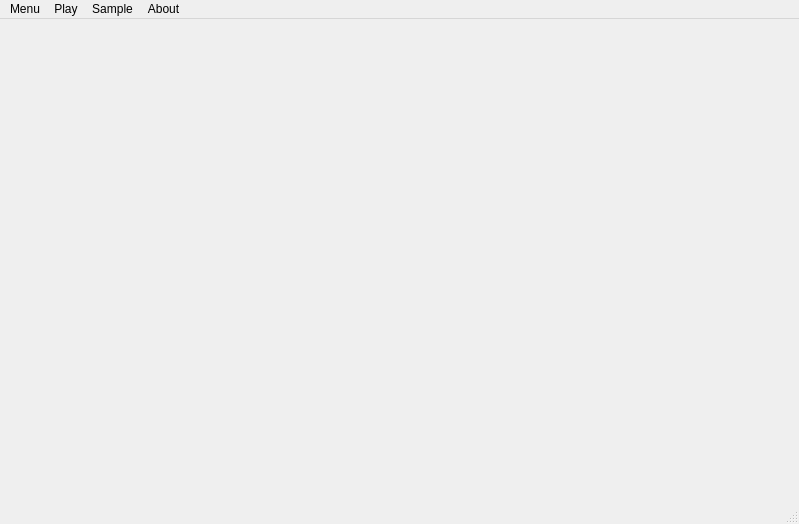
This is fast-typing/win.ui in Ichigo002/fast-typing-qt as Qt 5 draws it before an edit. The edited form follows.
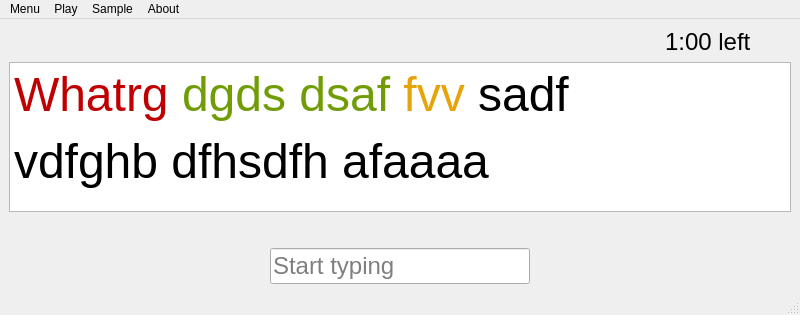
This is the edited form.

```diff
--- a/fast-typing/win.ui
+++ b/fast-typing/win.ui
@@ -6,20 +6,168 @@
    <rect>
     <x>0</x>
     <y>0</y>
-    <width>799</width>
-    <height>524</height>
+    <width>800</width>
+    <height>315</height>
    </rect>
   </property>
+  <property name="minimumSize">
+   <size>
+    <width>800</width>
+    <height>315</height>
+   </size>
+  </property>
+  <property name="maximumSize">
+   <size>
+    <width>800</width>
+    <height>315</height>
+   </size>
+  </property>
   <property name="windowTitle">
    <string>win</string>
   </property>
-  <widget class="QWidget" name="centralwidget"/>
+  <property name="styleSheet">
+   <string notr="true"/>
+  </property>
+  <widget class="QWidget" name="centralwidget">
+   <layout class="QVBoxLayout" name="verticalLayout">
+    <item>
+     <layout class="QHBoxLayout" name="horizontalLayout_2">
+      <item>
+       <spacer name="horizontalSpacer_3">
+        <property name="orientation">
+         <enum>Qt::Horizontal</enum>
+        </property>
+        <property name="sizeHint" stdset="0">
+         <size>
+          <width>40</width>
+          <height>20</height>
+         </size>
+        </property>
+       </spacer>
+      </item>
+      <item>
+       <widget class="QLabel" name="label">
+        <property name="font">
+         <font>
+          <pointsize>18</pointsize>
+         </font>
+        </property>
+        <property name="text">
+         <string>1:00 left</string>
+        </property>
+       </widget>
+      </item>
+      <item>
+       <spacer name="horizontalSpacer_4">
+        <property name="orientation">
+         <enum>Qt::Horizontal</enum>
+        </property>
+        <property name="sizeType">
+         <enum>QSizePolicy::Minimum</enum>
+        </property>
+        <property name="sizeHint" stdset="0">
+         <size>
+          <width>40</width>
+          <height>20</height>
+         </size>
+        </property>
+       </spacer>
+      </item>
+     </layout>
+    </item>
+    <item>
+     <widget class="QTextEdit" name="textEdit">
+      <property name="sizePolicy">
+       <sizepolicy hsizetype="Expanding" vsizetype="Preferred">
+        <horstretch>0</horstretch>
+        <verstretch>0</verstretch>
+       </sizepolicy>
+      </property>
+      <property name="maximumSize">
+       <size>
+        <width>16777215</width>
+        <height>16777215</height>
+       </size>
+      </property>
+      <property name="html">
+       <string>&lt;!DOCTYPE HTML PUBLIC &quot;-//W3C//DTD HTML 4.0//EN&quot; &quot;http://www.w3.org/TR/REC-html40/strict.dtd&quot;&gt;
+&lt;html&gt;&lt;head&gt;&lt;meta name=&quot;qrichtext&quot; content=&quot;1&quot; /&gt;&lt;style type=&quot;text/css&quot;&gt;
+p, li { white-space: pre-wrap; }
+&lt;/style&gt;&lt;/head&gt;&lt;body style=&quot; font-family:'Ubuntu'; font-size:11pt; font-weight:400; font-style:normal;&quot;&gt;
+&lt;p align=&quot;justify&quot; style=&quot; margin-top:12px; margin-bottom:12px; margin-left:0px; margin-right:0px; -qt-block-indent:0; text-indent:0px;&quot;&gt;&lt;span style=&quot; font-size:36pt; color:#c00000;&quot;&gt;Whatrg&lt;/span&gt;&lt;span style=&quot; font-size:36pt;&quot;&gt; &lt;/span&gt;&lt;span style=&quot; font-size:36pt; color:#709d06;&quot;&gt;dgds&lt;/span&gt;&lt;span style=&quot; font-size:36pt;&quot;&gt; &lt;/span&gt;&lt;span style=&quot; font-size:36pt; color:#709d06;&quot;&gt;dsaf&lt;/span&gt;&lt;span style=&quot; font-size:36pt;&quot;&gt; &lt;/span&gt;&lt;span style=&quot; font-size:36pt; color:#e5a50a;&quot;&gt;fvv&lt;/span&gt;&lt;span style=&quot; font-size:36pt;&quot;&gt; sadf&lt;/span&gt;&lt;/p&gt;
+&lt;p align=&quot;justify&quot; style=&quot; margin-top:12px; margin-bottom:12px; margin-left:0px; margin-right:0px; -qt-block-indent:0; text-indent:0px;&quot;&gt;&lt;span style=&quot; font-size:36pt;&quot;&gt;vdfghb dfhsdfh afaaaa&lt;/span&gt;&lt;/p&gt;&lt;/body&gt;&lt;/html&gt;</string>
+      </property>
+     </widget>
+    </item>
+    <item>
+     <spacer name="verticalSpacer_2">
+      <property name="orientation">
+       <enum>Qt::Vertical</enum>
+      </property>
+      <property name="sizeType">
+       <enum>QSizePolicy::Minimum</enum>
+      </property>
+      <property name="sizeHint" stdset="0">
+       <size>
+        <width>20</width>
+        <height>30</height>
+       </size>
+      </property>
+     </spacer>
+    </item>
+    <item>
+     <layout class="QHBoxLayout" name="horizontalLayout">
+      <item>
+       <spacer name="horizontalSpacer">
+        <property name="orientation">
+         <enum>Qt::Horizontal</enum>
+        </property>
+        <property name="sizeHint" stdset="0">
+         <size>
+          <width>0</width>
+          <height>0</height>
+         </size>
+        </property>
+       </spacer>
+      </item>
+      <item>
+       <widget class="QLineEdit" name="lineEdit">
+        <property name="font">
+         <font>
+          <pointsize>18</pointsize>
+         </font>
+        </property>
+        <property name="frame">
+         <bool>true</bool>
+        </property>
+        <property name="placeholderText">
+         <string>Start typing</string>
+        </property>
+       </widget>
+      </item>
+      <item>
+       <spacer name="horizontalSpacer_2">
+        <property name="orientation">
+         <enum>Qt::Horizontal</enum>
+        </property>
+        <property name="sizeHint" stdset="0">
+         <size>
+          <width>40</width>
+          <height>20</height>
+         </size>
+        </property>
+       </spacer>
+      </item>
+     </layout>
+    </item>
+   </layout>
+  </widget>
   <widget class="QMenuBar" name="menubar">
    <property name="geometry">
     <rect>
      <x>0</x>
      <y>0</y>
-     <width>799</width>
+     <width>800</width>
      <height>22</height>
     </rect>
    </property>
```
Left out of the diff: 3 changed lines with no effect on the pictures.
